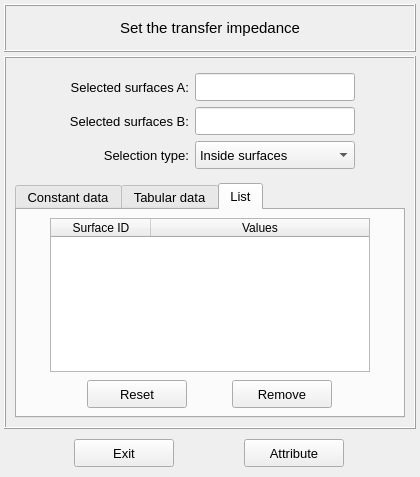
This is vibra/interface/data/ui_files/model/setup/acoustic/transfer_impedance_inputs.ui in MOPT-UFSC/VIBRA as Qt 5 draws it before an edit. The edited form follows.
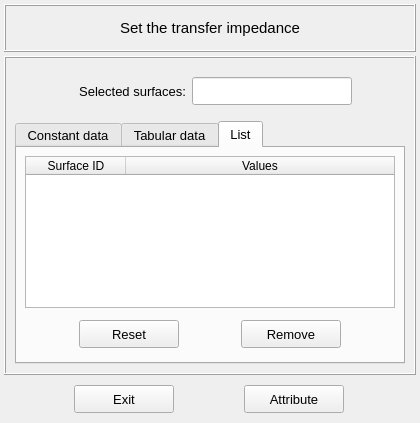
This is the edited form. The open tabs and pages were chosen to show the change. Icons and pictures are not drawn.

Patch:
```diff
--- a/vibra/interface/data/ui_files/model/setup/acoustic/transfer_impedance_inputs.ui
+++ b/vibra/interface/data/ui_files/model/setup/acoustic/transfer_impedance_inputs.ui
@@ -10,7 +10,7 @@
     <x>0</x>
     <y>0</y>
     <width>420</width>
-    <height>477</height>
+    <height>423</height>
    </rect>
   </property>
   <property name="sizePolicy">
@@ -702,20 +702,23 @@
          </attribute>
          <layout class="QGridLayout" name="gridLayout_9">
           <property name="leftMargin">
-           <number>2</number>
+           <number>8</number>
           </property>
           <property name="topMargin">
            <number>8</number>
           </property>
           <property name="rightMargin">
-           <number>2</number>
+           <number>8</number>
           </property>
           <property name="bottomMargin">
-           <number>2</number>
+           <number>8</number>
           </property>
-          <property name="spacing">
+          <property name="horizontalSpacing">
            <number>2</number>
           </property>
+          <property name="verticalSpacing">
+           <number>6</number>
+          </property>
           <item row="1" column="0">
            <widget class="QFrame" name="frame_3">
             <property name="minimumSize">
@@ -726,7 +729,7 @@
             </property>
             <property name="maximumSize">
              <size>
-              <width>320</width>
+              <width>16777215</width>
               <height>40</height>
              </size>
             </property>
@@ -833,7 +836,7 @@
             </property>
             <property name="maximumSize">
              <size>
-              <width>320</width>
+              <width>16777215</width>
               <height>200</height>
              </size>
             </property>
@@ -891,13 +894,13 @@
         <property name="minimumSize">
          <size>
           <width>400</width>
-          <height>110</height>
+          <height>48</height>
          </size>
         </property>
         <property name="maximumSize">
          <size>
           <width>16777215</width>
-          <height>110</height>
+          <height>48</height>
          </size>
         </property>
         <property name="frameShape">
@@ -922,75 +925,6 @@
          <property name="bottomMargin">
           <number>6</number>
          </property>
-         <item row="2" column="1">
-          <widget class="QLabel" name="label_16">
-           <property name="minimumSize">
-            <size>
-             <width>100</width>
-             <height>28</height>
-            </size>
-           </property>
-           <property name="maximumSize">
-            <size>
-             <width>120</width>
-             <height>28</height>
-            </size>
-           </property>
-           <property name="font">
-            <font>
-             <family>MS Shell Dlg 2</family>
-             <pointsize>10</pointsize>
-             <weight>50</weight>
-             <bold>false</bold>
-            </font>
-           </property>
-           <property name="text">
-            <string>Selection type:</string>
-           </property>
-           <property name="textFormat">
-            <enum>Qt::AutoText</enum>
-           </property>
-           <property name="alignment">
-            <set>Qt::AlignRight|Qt::AlignTrailing|Qt::AlignVCenter</set>
-           </property>
-          </widget>
-         </item>
-         <item row="2" column="2" colspan="2">
-          <widget class="QComboBox" name="comboBox_selection_type">
-           <property name="minimumSize">
-            <size>
-             <width>160</width>
-             <height>28</height>
-            </size>
-           </property>
-           <property name="maximumSize">
-            <size>
-             <width>160</width>
-             <height>28</height>
-            </size>
-           </property>
-           <property name="font">
-            <font>
-             <pointsize>10</pointsize>
-             <weight>50</weight>
-             <bold>false</bold>
-            </font>
-           </property>
-           <property name="currentIndex">
-            <number>0</number>
-           </property>
-           <item>
-            <property name="text">
-             <string>Inside surfaces</string>
-            </property>
-           </item>
-           <item>
-            <property name="text">
-             <string>Outside surfaces</string>
-            </property>
-           </item>
-          </widget>
-         </item>
          <item row="0" column="4">
           <spacer name="horizontalSpacer_6">
            <property name="orientation">
@@ -1004,44 +938,6 @@
            </property>
           </spacer>
          </item>
-         <item row="0" column="2" colspan="2">
-          <widget class="QLineEdit" name="lineEdit_selection_id_A">
-           <property name="enabled">
-            <bool>true</bool>
-           </property>
-           <property name="minimumSize">
-            <size>
-             <width>160</width>
-             <height>28</height>
-            </size>
-           </property>
-           <property name="maximumSize">
-            <size>
-             <width>160</width>
-             <height>28</height>
-            </size>
-           </property>
-           <property name="font">
-            <font>
-             <pointsize>10</pointsize>
-             <weight>50</weight>
-             <bold>false</bold>
-            </font>
-           </property>
-           <property name="focusPolicy">
-            <enum>Qt::ClickFocus</enum>
-           </property>
-           <property name="styleSheet">
-            <string notr="true"/>
-           </property>
-           <property name="text">
-            <string/>
-           </property>
-           <property name="alignment">
-            <set>Qt::AlignCenter</set>
-           </property>
-          </widget>
-         </item>
          <item row="0" column="0">
           <spacer name="horizontalSpacer_7">
            <property name="orientation">
@@ -1055,6 +951,44 @@
            </property>
           </spacer>
          </item>
+         <item row="0" column="2" colspan="2">
+          <widget class="QLineEdit" name="lineEdit_selection_id">
+           <property name="enabled">
+            <bool>true</bool>
+           </property>
+           <property name="minimumSize">
+            <size>
+             <width>160</width>
+             <height>28</height>
+            </size>
+           </property>
+           <property name="maximumSize">
+            <size>
+             <width>160</width>
+             <height>28</height>
+            </size>
+           </property>
+           <property name="font">
+            <font>
+             <pointsize>10</pointsize>
+             <weight>50</weight>
+             <bold>false</bold>
+            </font>
+           </property>
+           <property name="focusPolicy">
+            <enum>Qt::ClickFocus</enum>
+           </property>
+           <property name="styleSheet">
+            <string notr="true"/>
+           </property>
+           <property name="text">
+            <string/>
+           </property>
+           <property name="alignment">
+            <set>Qt::AlignCenter</set>
+           </property>
+          </widget>
+         </item>
          <item row="0" column="1">
           <widget class="QLabel" name="label_selection_A">
            <property name="minimumSize">
@@ -1078,7 +1012,7 @@
             </font>
            </property>
            <property name="text">
-            <string>Selected surfaces A:</string>
+            <string>Selected surfaces:</string>
            </property>
            <property name="textFormat">
             <enum>Qt::AutoText</enum>
@@ -1088,77 +1022,6 @@
            </property>
           </widget>
          </item>
-         <item row="1" column="1">
-          <widget class="QLabel" name="label_selection_B">
-           <property name="minimumSize">
-            <size>
-             <width>100</width>
-             <height>28</height>
-            </size>
-           </property>
-           <property name="maximumSize">
-            <size>
-             <width>120</width>
-             <height>28</height>
-            </size>
-           </property>
-           <property name="font">
-            <font>
-             <family>MS Shell Dlg 2</family>
-             <pointsize>10</pointsize>
-             <weight>50</weight>
-             <bold>false</bold>
-            </font>
-           </property>
-           <property name="text">
-            <string>Selected surfaces B:</string>
-           </property>
-           <property name="textFormat">
-            <enum>Qt::AutoText</enum>
-           </property>
-           <property name="alignment">
-            <set>Qt::AlignRight|Qt::AlignTrailing|Qt::AlignVCenter</set>
-           </property>
-          </widget>
-         </item>
-         <item row="1" column="2">
-          <widget class="QLineEdit" name="lineEdit_selection_id_B">
-           <property name="enabled">
-            <bool>true</bool>
-           </property>
-           <property name="minimumSize">
-            <size>
-             <width>160</width>
-             <height>28</height>
-            </size>
-           </property>
-           <property name="maximumSize">
-            <size>
-             <width>160</width>
-             <height>28</height>
-            </size>
-           </property>
-           <property name="font">
-            <font>
-             <pointsize>10</pointsize>
-             <weight>50</weight>
-             <bold>false</bold>
-            </font>
-           </property>
-           <property name="focusPolicy">
-            <enum>Qt::ClickFocus</enum>
-           </property>
-           <property name="styleSheet">
-            <string notr="true"/>
-           </property>
-           <property name="text">
-            <string/>
-           </property>
-           <property name="alignment">
-            <set>Qt::AlignCenter</set>
-           </property>
-          </widget>
-         </item>
         </layout>
        </widget>
       </item>
```
